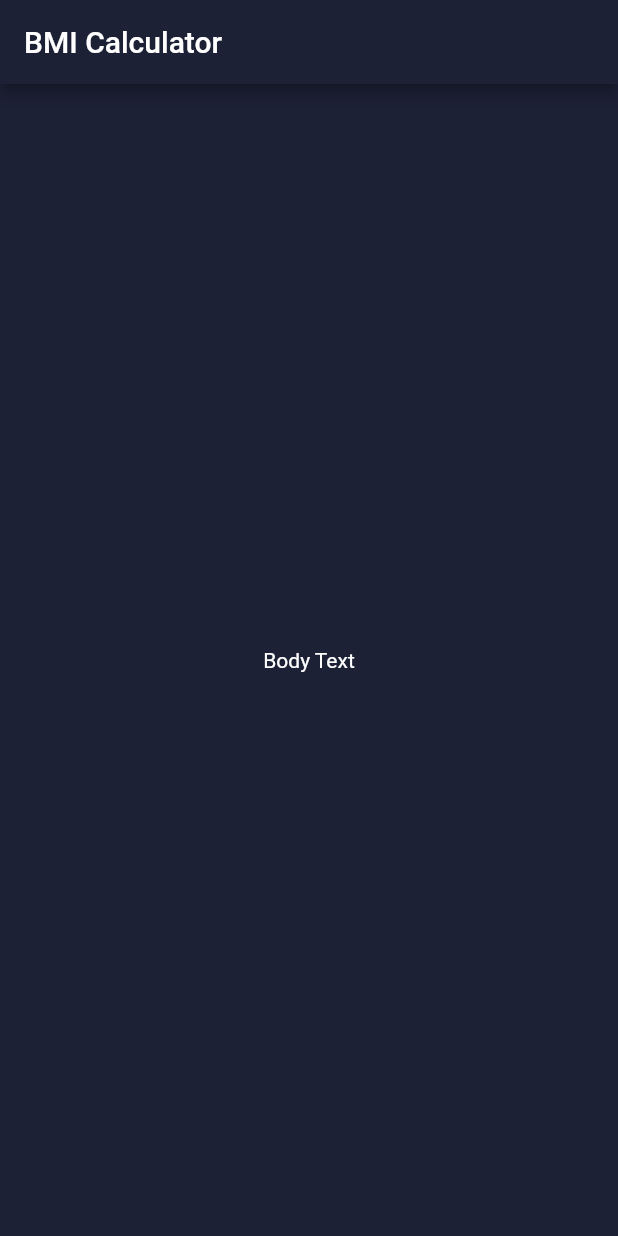
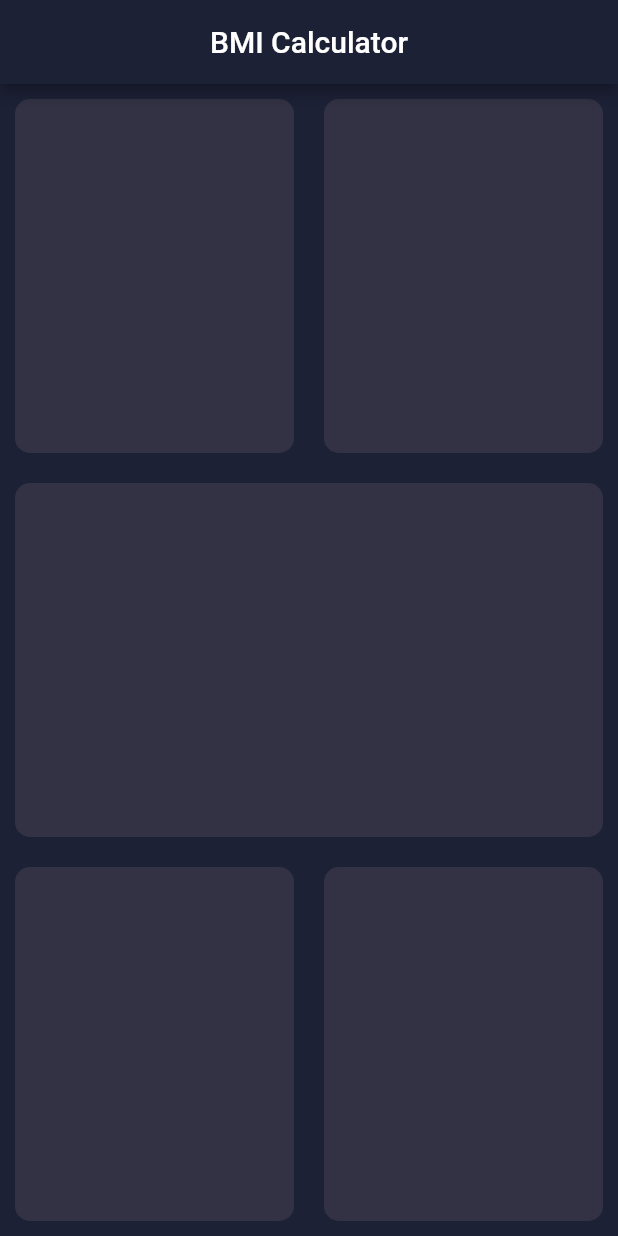
Before and after one commit to CocodriloFeliz/BMI-Calculator-app, a Flutter app: the screen it shows after launch, on a phone screen of 412 x 824 dp. Run offline on Flutter 3.47's test engine with Material 2 defaults, Android fonts, the phone set to English and light mode, and no system bars.

Commit message:
Card eskeleton added

```diff
--- a/lib/input_page.dart
+++ b/lib/input_page.dart
@@ -13,10 +13,58 @@ class _InputPageState extends State<InputPage> {
     return Scaffold(
       appBar: AppBar(
         title: const Text('BMI Calculator'),
+        centerTitle: true,
       ),
-      body: const Center(
-        child: Text('Body Text'),
+      body: SafeArea(
+        child: Column(
+          children: [
+            Expanded(
+              child: Row(
+                children: const [
+                  Expanded(
+                    child: ReusableCard(color: Color(0xFF323244)),
+                  ),
+                  Expanded(
+                    child: ReusableCard(color: Color(0xFF323244)),
+                  ),
+                ],
+              ),
+            ),
+            const Expanded(
+              child: ReusableCard(color: Color(0xFF323244)),
+            ),
+            Expanded(
+              child: Row(
+                children: const [
+                  Expanded(
+                    child: ReusableCard(color: Color(0xFF323244)),
+                  ),
+                  Expanded(
+                    child: ReusableCard(color: Color(0xFF323244)),
+                  ),
+                ],
+              ),
+            ),
+          ],
+        ),
       ),
     );
   }
 }
+
+class ReusableCard extends StatelessWidget {
+
+  final Color color;
+
+  const ReusableCard({Key? key, required this.color}) : super(key: key);
+
+  @override
+  Widget build(BuildContext context) {
+    return Container(
+      margin: const EdgeInsets.all(10.0),
+      decoration: BoxDecoration(
+          color: color,
+          borderRadius: BorderRadius.circular(10.0)),
+    );
+  }
+}
--- a/lib/main.dart
+++ b/lib/main.dart
@@ -13,9 +13,8 @@ class BMICalculator extends StatelessWidget {
     return MaterialApp(
       home: const InputPage(),
       theme: ThemeData.dark().copyWith(
-
-          scaffoldBackgroundColor: const Color(0xFF1D2136),
-          appBarTheme: const AppBarTheme(
+        scaffoldBackgroundColor: const Color(0xFF1D2136),
+        appBarTheme: const AppBarTheme(
             backgroundColor: Color(0xFF1D2136),
             shadowColor: Color.fromARGB(255, 15, 17, 27),
           )),
```
